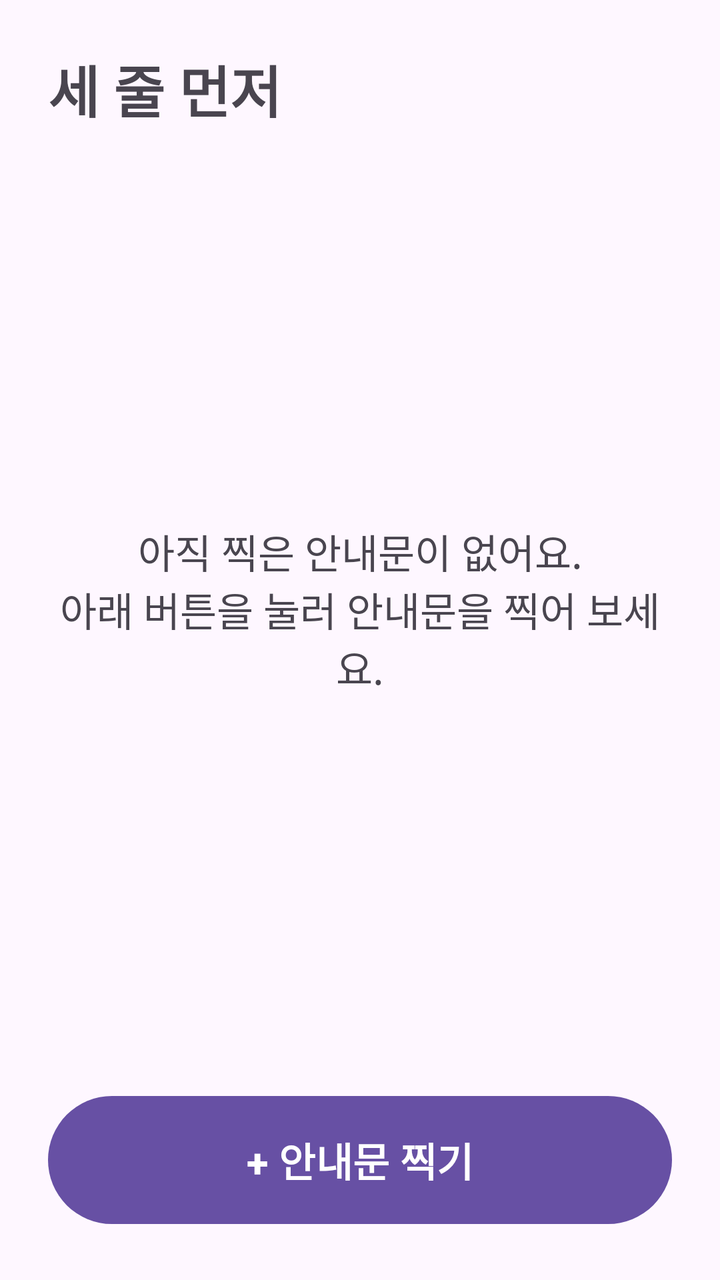
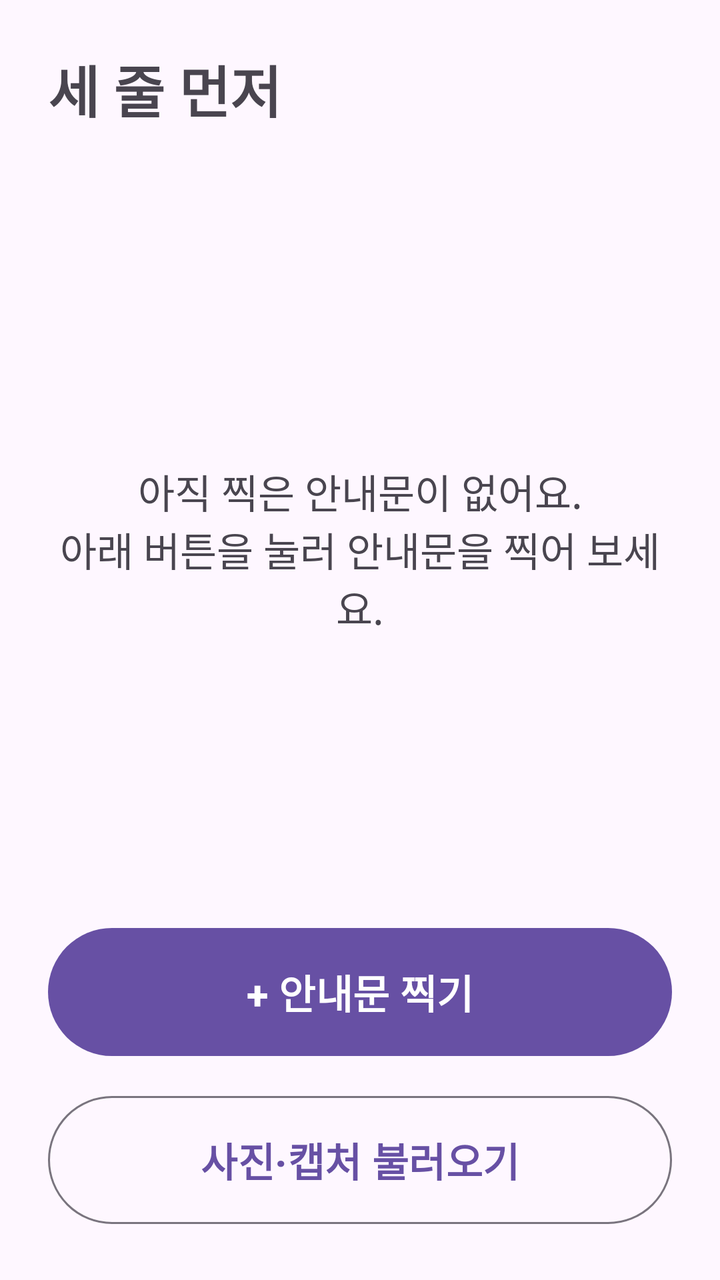

The first picture is an Android layout as it rendered before a commit; the second is the same layout after the commit. The layout source and the unified diff follow.
<!-- AndroidManifest.xml: application theme Theme.ThreeLinesFirst -->
<!-- res/layout/activity_main.xml -->
<?xml version="1.0" encoding="utf-8"?>
<LinearLayout xmlns:android="http://schemas.android.com/apk/res/android"
    xmlns:tools="http://schemas.android.com/tools"
    android:id="@+id/main"
    android:layout_width="match_parent"
    android:layout_height="match_parent"
    android:orientation="vertical"
    tools:context=".ui.MainActivity">

    <TextView
        android:layout_width="match_parent"
        android:layout_height="wrap_content"
        android:padding="24dp"
        android:text="@string/app_name"
        android:textSize="@dimen/text_title"
        android:textStyle="bold" />

    <TextView
        android:layout_width="match_parent"
        android:layout_height="0dp"
        android:layout_weight="1"
        android:gravity="center"
        android:padding="24dp"
        android:text="@string/empty_list"
        android:textSize="@dimen/text_body" />

    <Button
        android:id="@+id/btnCapture"
        android:layout_width="match_parent"
        android:layout_height="wrap_content"
        android:layout_margin="24dp"
        android:minHeight="72dp"
        android:text="@string/capture_notice"
        android:textSize="@dimen/text_body"
        android:textStyle="bold" />

</LinearLayout>
<!-- resources referenced by this layout -->
<resources>
  <dimen name="text_body">20sp</dimen>
  <dimen name="text_title">28sp</dimen>
  <string name="app_name">세 줄 먼저</string>
  <string name="capture_notice">+ 안내문 찍기</string>
  <string name="empty_list">아직 찍은 안내문이 없어요.\n아래 버튼을 눌러 안내문을 찍어 보세요.</string>
  <style name="Theme.ThreeLinesFirst" parent="Base.Theme.ThreeLinesFirst" />
  <style name="Base.Theme.ThreeLinesFirst" parent="Theme.Material3.DayNight.NoActionBar" />
</resources>

<!-- the commit's change to res/layout/activity_main.xml (unified diff, before → after) -->
@@ -28,10 +28,23 @@
         android:id="@+id/btnCapture"
         android:layout_width="match_parent"
         android:layout_height="wrap_content"
-        android:layout_margin="24dp"
+        android:layout_marginHorizontal="24dp"
         android:minHeight="72dp"
         android:text="@string/capture_notice"
         android:textSize="@dimen/text_body"
         android:textStyle="bold" />
 
+    <Button
+        android:id="@+id/btnImport"
+        style="@style/Widget.Material3.Button.OutlinedButton"
+        android:layout_width="match_parent"
+        android:layout_height="wrap_content"
+        android:layout_marginHorizontal="24dp"
+        android:layout_marginTop="12dp"
+        android:layout_marginBottom="24dp"
+        android:minHeight="72dp"
+        android:text="@string/import_photo"
+        android:textSize="@dimen/text_body"
+        android:textStyle="bold" />
+
 </LinearLayout>
<!-- resource entries referenced after the edit -->
@@ -5,6 +5,7 @@
   <string name="app_name">세 줄 먼저</string>
   <string name="capture_notice">+ 안내문 찍기</string>
   <string name="empty_list">아직 찍은 안내문이 없어요.\n아래 버튼을 눌러 안내문을 찍어 보세요.</string>
+  <string name="import_photo">사진·캡처 불러오기</string>
   <style name="Theme.ThreeLinesFirst" parent="Base.Theme.ThreeLinesFirst" />
   <style name="Base.Theme.ThreeLinesFirst" parent="Theme.Material3.DayNight.NoActionBar" />
 </resources>
